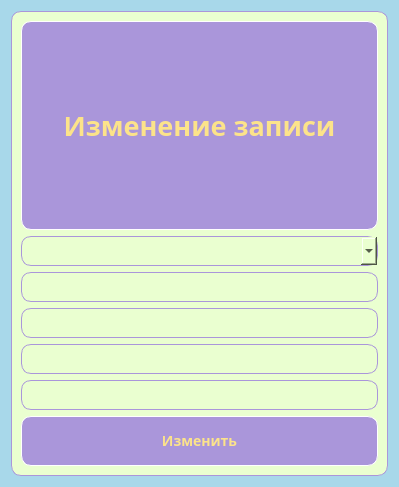
Above: design/dialog_edit.ui from HyperMakson/DatabaseConnection before the change. Below: the same form after it.
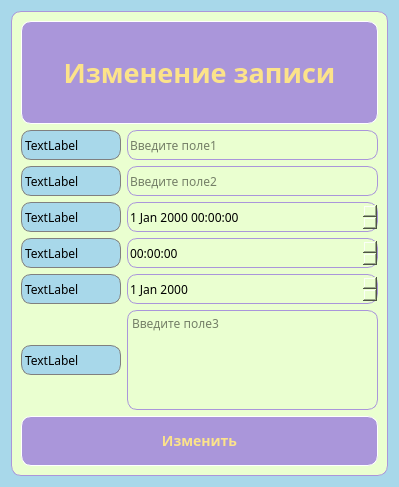
That is the form after the change. Icons and pictures are not drawn.

The edit to the form file:
```diff
--- a/design/dialog_edit.ui
+++ b/design/dialog_edit.ui
@@ -62,42 +62,22 @@
        </widget>
       </item>
       <item>
-       <widget class="QComboBox" name="combox_choose_table">
+       <layout class="QHBoxLayout" name="horizontalLayout">
+        <item>
+         <widget class="QLabel" name="label">
         <property name="minimumSize">
          <size>
-          <width>0</width>
-          <height>30</height>
+            <width>100</width>
+            <height>0</height>
          </size>
         </property>
         <property name="styleSheet">
-         <string notr="true"/>
-        </property>
-        <property name="currentIndex">
-         <number>-1</number>
-        </property>
-        <property name="placeholderText">
-         <string>Выбери таблицу</string>
-        </property>
-        <item>
+           <string notr="true">background-color: #A8D8EA;
+border: 1px solid gray;</string>
+          </property>
          <property name="text">
-          <string>Element 1</string>
-         </property>
-        </item>
-        <item>
-         <property name="text">
-          <string>Element 2</string>
-         </property>
-        </item>
-        <item>
-         <property name="text">
-          <string>Element 3</string>
-         </property>
-        </item>
-        <item>
-         <property name="text">
-          <string>Element 4</string>
-         </property>
-        </item>
+           <string>TextLabel</string>
+          </property>
        </widget>
       </item>
       <item>
@@ -108,6 +88,30 @@
           <height>30</height>
          </size>
         </property>
+          <property name="placeholderText">
+           <string>Введите поле1</string>
+          </property>
+         </widget>
+        </item>
+       </layout>
+      </item>
+      <item>
+       <layout class="QHBoxLayout" name="horizontalLayout_2">
+        <item>
+         <widget class="QLabel" name="label_2">
+          <property name="minimumSize">
+           <size>
+            <width>100</width>
+            <height>0</height>
+           </size>
+          </property>
+          <property name="styleSheet">
+           <string notr="true">background-color: #A8D8EA;
+border: 1px solid gray;</string>
+          </property>
+          <property name="text">
+           <string>TextLabel</string>
+          </property>
        </widget>
       </item>
       <item>
@@ -118,27 +122,169 @@
           <height>30</height>
          </size>
         </property>
-       </widget>
-      </item>
+          <property name="placeholderText">
+           <string>Введите поле2</string>
+          </property>
+         </widget>
+        </item>
+       </layout>
+      </item>
       <item>
-       <widget class="QLineEdit" name="lineEdit_3">
+       <layout class="QHBoxLayout" name="horizontalLayout_3">
+        <item>
+         <widget class="QLabel" name="label_3">
         <property name="minimumSize">
          <size>
+            <width>100</width>
+            <height>0</height>
+           </size>
+          </property>
+          <property name="maximumSize">
+           <size>
+            <width>100</width>
+            <height>16777215</height>
+           </size>
+          </property>
+          <property name="styleSheet">
+           <string notr="true">background-color: #A8D8EA;
+border: 1px solid gray;</string>
+          </property>
+          <property name="text">
+           <string>TextLabel</string>
+          </property>
+         </widget>
+        </item>
+        <item>
+         <widget class="QDateTimeEdit" name="dateTimeEdit">
+          <property name="minimumSize">
+           <size>
           <width>0</width>
           <height>30</height>
          </size>
         </property>
        </widget>
       </item>
+       </layout>
+      </item>
       <item>
-       <widget class="QLineEdit" name="lineEdit_4">
+       <layout class="QHBoxLayout" name="horizontalLayout_4">
+        <item>
+         <widget class="QLabel" name="label_4">
         <property name="minimumSize">
          <size>
+            <width>100</width>
+            <height>0</height>
+           </size>
+          </property>
+          <property name="maximumSize">
+           <size>
+            <width>100</width>
+            <height>16777215</height>
+           </size>
+          </property>
+          <property name="styleSheet">
+           <string notr="true">background-color: #A8D8EA;
+border: 1px solid gray;</string>
+          </property>
+          <property name="text">
+           <string>TextLabel</string>
+          </property>
+         </widget>
+        </item>
+        <item>
+         <widget class="QTimeEdit" name="timeEdit">
+          <property name="minimumSize">
+           <size>
           <width>0</width>
           <height>30</height>
          </size>
         </property>
        </widget>
+        </item>
+       </layout>
+      </item>
+      <item>
+       <layout class="QHBoxLayout" name="horizontalLayout_5">
+        <item>
+         <widget class="QLabel" name="label_5">
+          <property name="minimumSize">
+           <size>
+            <width>100</width>
+            <height>0</height>
+           </size>
+          </property>
+          <property name="maximumSize">
+           <size>
+            <width>100</width>
+            <height>16777215</height>
+           </size>
+          </property>
+          <property name="styleSheet">
+           <string notr="true">background-color: #A8D8EA;
+border: 1px solid gray;</string>
+          </property>
+          <property name="text">
+           <string>TextLabel</string>
+          </property>
+         </widget>
+        </item>
+        <item>
+         <widget class="QDateEdit" name="dateEdit">
+          <property name="minimumSize">
+           <size>
+            <width>0</width>
+            <height>30</height>
+           </size>
+          </property>
+         </widget>
+        </item>
+       </layout>
+      </item>
+      <item>
+       <layout class="QHBoxLayout" name="horizontalLayout_6">
+        <item>
+         <widget class="QLabel" name="label_6">
+          <property name="minimumSize">
+           <size>
+            <width>100</width>
+            <height>30</height>
+           </size>
+          </property>
+          <property name="maximumSize">
+           <size>
+            <width>16777215</width>
+            <height>30</height>
+           </size>
+          </property>
+          <property name="styleSheet">
+           <string notr="true">background-color: #A8D8EA;
+border: 1px solid gray;</string>
+          </property>
+          <property name="text">
+           <string>TextLabel</string>
+          </property>
+         </widget>
+        </item>
+        <item>
+         <widget class="QTextEdit" name="textEdit">
+          <property name="minimumSize">
+           <size>
+            <width>0</width>
+            <height>0</height>
+           </size>
+          </property>
+          <property name="maximumSize">
+           <size>
+            <width>16777215</width>
+            <height>100</height>
+           </size>
+          </property>
+          <property name="placeholderText">
+           <string>Введите поле3</string>
+          </property>
+         </widget>
+        </item>
+       </layout>
       </item>
       <item>
        <widget class="QPushButton" name="btn_edit_entry">
```
Lines whose indentation alone changed are shown as unchanged.
